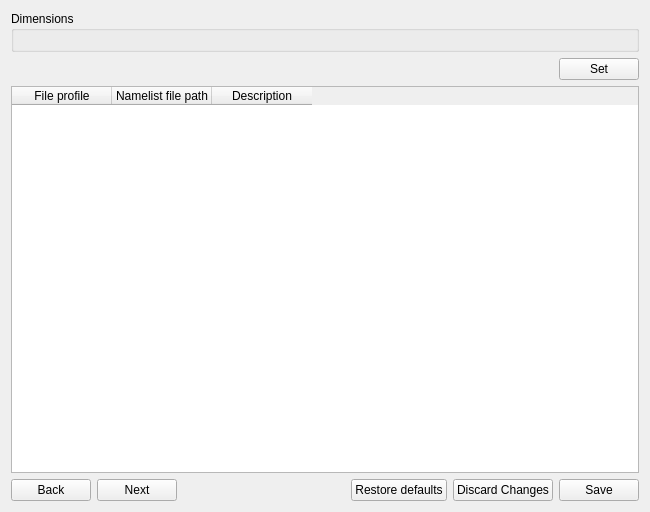
The window that src/nml_tools/gui/ui/page_project.ui (MuellerSeb/nml-tools) describes before a commit, drawn with Qt 5.
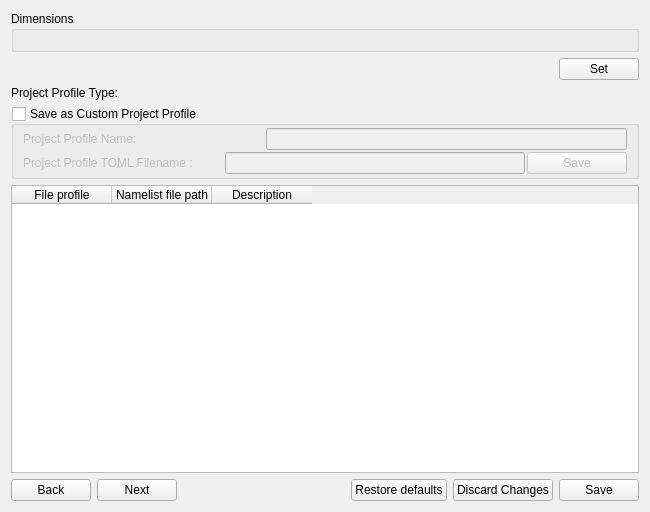
The same window after the commit.

Commit message: Improve handling of custom project

What changed in the file:
```diff
--- a/src/nml_tools/gui/ui/page_project.ui
+++ b/src/nml_tools/gui/ui/page_project.ui
@@ -46,6 +46,86 @@
      </item>
     </layout>
    </item>
+   <item>
+    <layout class="QHBoxLayout" name="horizontalLayout_projectProfileType" stretch="0,2">
+     <property name="topMargin">
+      <number>0</number>
+     </property>
+     <item>
+      <widget class="QLabel" name="label_projectProfileType">
+       <property name="text">
+        <string>Project Profile Type:</string>
+       </property>
+      </widget>
+     </item>
+     <item>
+      <widget class="QLabel" name="label_projectProfileTypeValue">
+       <property name="text">
+        <string/>
+       </property>
+      </widget>
+     </item>
+    </layout>
+   </item>
+   <item>
+    <widget class="QGroupBox" name="groupBox_customProjectProfile">
+     <property name="title">
+      <string>Save as Custom Project Profile</string>
+     </property>
+     <property name="checkable">
+      <bool>true</bool>
+     </property>
+     <property name="checked">
+      <bool>false</bool>
+     </property>
+     <layout class="QVBoxLayout" name="verticalLayout">
+      <property name="spacing">
+       <number>2</number>
+      </property>
+      <property name="topMargin">
+       <number>2</number>
+      </property>
+      <property name="bottomMargin">
+       <number>2</number>
+      </property>
+      <item>
+       <layout class="QHBoxLayout" name="horizontalLayout_customProjectProfileName" stretch="2,3">
+        <item>
+         <widget class="QLabel" name="label_customProjectProfileName">
+          <property name="text">
+           <string>Project Profile Name:</string>
+          </property>
+         </widget>
+        </item>
+        <item>
+         <widget class="QLineEdit" name="lineEdit_customProjectProfileName"/>
+        </item>
+       </layout>
+      </item>
+      <item>
+       <layout class="QHBoxLayout" name="horizontalLayout_customTomlFileName" stretch="2,3,1">
+        <item>
+         <widget class="QLabel" name="label_ccustomTomlFileName">
+          <property name="text">
+           <string>Project Profile TOML Filename :</string>
+          </property>
+         </widget>
+        </item>
+        <item>
+         <widget class="QLineEdit" name="lineEdit_customTomlFileName"/>
+        </item>
+        <item>
+         <widget class="QPushButton" name="pushButton_saveCustomTomlFile">
+          <property name="text">
+           <string>Save</string>
+          </property>
+         </widget>
+        </item>
+       </layout>
+      </item>
+     </layout>
+    </widget>
+   </item>
    <item>
     <widget class="QTableWidget" name="fileProfilesTable">
      <property name="editTriggers">
```
The commit also changes 3 other files.
